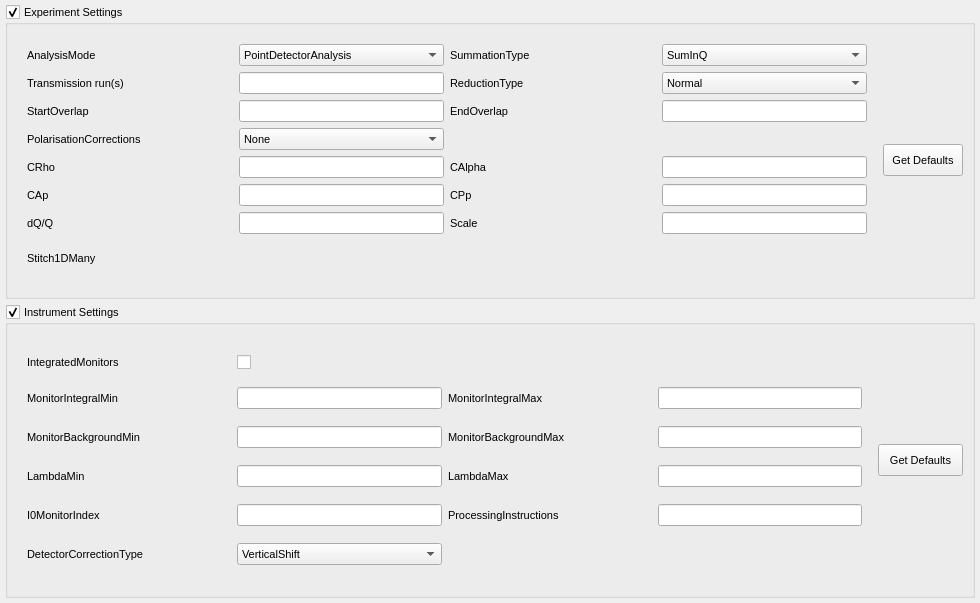
This is qt/scientific_interfaces/ISISReflectometry/ReflSettingsWidget.ui in mantidproject/mantid as Qt 5 draws it before an edit. The edited form follows.
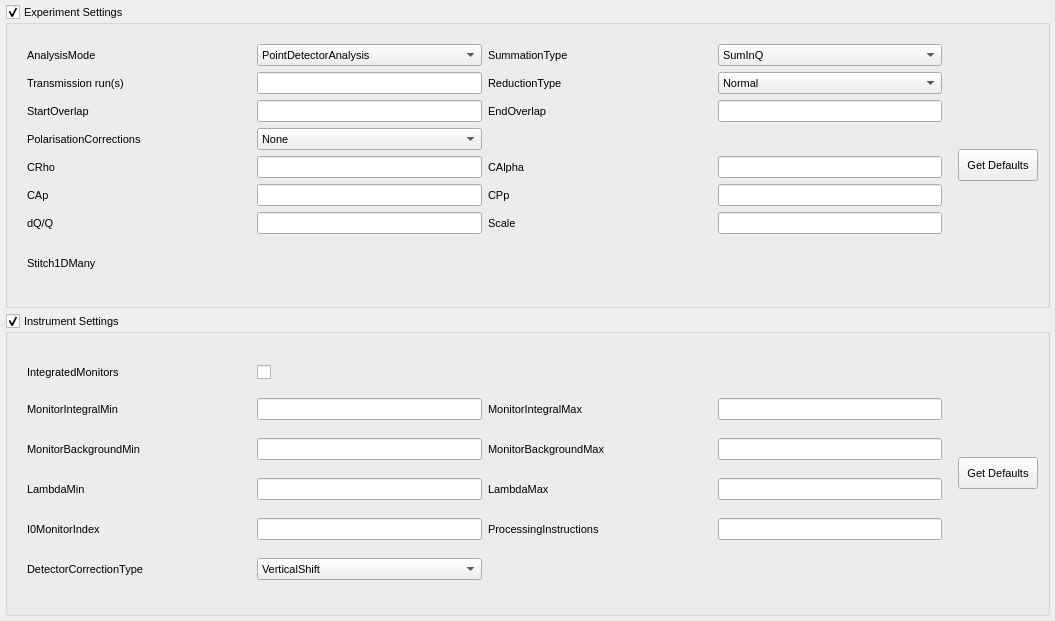
This is the edited form.

Commit message: Re #21353: Fixed inconsistent get default button sizing.

What changed in the file:
```diff
--- a/qt/scientific_interfaces/ISISReflectometry/ReflSettingsWidget.ui
+++ b/qt/scientific_interfaces/ISISReflectometry/ReflSettingsWidget.ui
@@ -6,8 +6,8 @@
    <rect>
     <x>0</x>
     <y>0</y>
-    <width>980</width>
-    <height>603</height>
+    <width>1055</width>
+    <height>621</height>
    </rect>
   </property>
   <property name="font">
@@ -461,7 +461,7 @@
       <item>
        <widget class="QPushButton" name="getInstDefaultsButton">
         <property name="sizePolicy">
-         <sizepolicy hsizetype="Expanding" vsizetype="Fixed">
+         <sizepolicy hsizetype="Maximum" vsizetype="Fixed">
           <horstretch>0</horstretch>
           <verstretch>0</verstretch>
          </sizepolicy>
```
